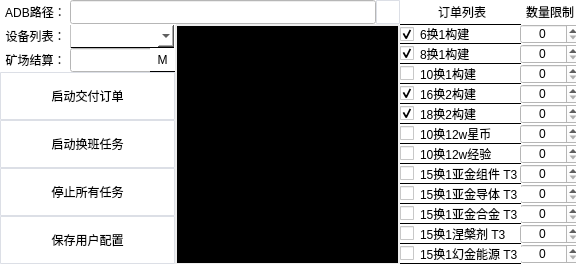
This is UI.ui in Amber-siley/JCZXAutoScript as Qt 5 draws it before an edit. The edited form follows.
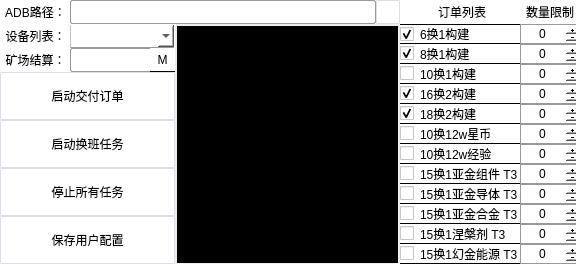
This is the edited form. Icons and pictures are not drawn.

Commit message: :sparkles:: 改进UI 添加一些轮子

What changed in the file:
```diff
--- a/UI.ui
+++ b/UI.ui
@@ -27,6 +27,16 @@
   </property>
   <property name="styleSheet">
    <string notr="true">QWidget {
+	color: black;
+	border: 1px;
+	background-color: white;
+}
+QLineEdit {
+	border: 1px solid rgb(153, 153, 153);
+	border-radius: 2px;
+}
+QSpinBox {
+	border: 1px solid rgb(153, 153, 153);
 	background-color: white;
 }</string>
   </property>
@@ -620,15 +630,12 @@
      <height>20</height>
     </rect>
    </property>
-   <property name="styleSheet">
-    <string notr="true">QSpinBox {
-	border-bottom: 1px solid black;
-	background-color: white;
-}</string>
-   </property>
    <property name="alignment">
     <set>Qt::AlignCenter</set>
    </property>
+   <property name="buttonSymbols">
+    <enum>QAbstractSpinBox::PlusMinus</enum>
+   </property>
   </widget>
   <widget class="QLabel" name="oder_num_label">
    <property name="geometry">
@@ -661,15 +668,12 @@
      <height>20</height>
     </rect>
    </property>
-   <property name="styleSheet">
-    <string notr="true">QSpinBox {
-	border-bottom: 1px solid black;
-	background-color: white;
-}</string>
-   </property>
    <property name="alignment">
     <set>Qt::AlignCenter</set>
    </property>
+   <property name="buttonSymbols">
+    <enum>QAbstractSpinBox::PlusMinus</enum>
+   </property>
   </widget>
   <widget class="QSpinBox" name="spinBox_3">
    <property name="geometry">
@@ -680,15 +684,12 @@
      <height>20</height>
     </rect>
    </property>
-   <property name="styleSheet">
-    <string notr="true">QSpinBox {
-	border-bottom: 1px solid black;
-	background-color: white;
-}</string>
-   </property>
    <property name="alignment">
     <set>Qt::AlignCenter</set>
    </property>
+   <property name="buttonSymbols">
+    <enum>QAbstractSpinBox::PlusMinus</enum>
+   </property>
   </widget>
   <widget class="QSpinBox" name="spinBox_4">
    <property name="geometry">
@@ -699,15 +700,12 @@
      <height>20</height>
     </rect>
    </property>
-   <property name="styleSheet">
-    <string notr="true">QSpinBox {
-	border-bottom: 1px solid black;
-	background-color: white;
-}</string>
-   </property>
    <property name="alignment">
     <set>Qt::AlignCenter</set>
    </property>
+   <property name="buttonSymbols">
+    <enum>QAbstractSpinBox::PlusMinus</enum>
+   </property>
   </widget>
   <widget class="QSpinBox" name="spinBox_5">
    <property name="geometry">
@@ -718,15 +716,12 @@
      <height>20</height>
     </rect>
    </property>
-   <property name="styleSheet">
-    <string notr="true">QSpinBox {
-	border-bottom: 1px solid black;
-	background-color: white;
-}</string>
-   </property>
    <property name="alignment">
     <set>Qt::AlignCenter</set>
    </property>
+   <property name="buttonSymbols">
+    <enum>QAbstractSpinBox::PlusMinus</enum>
+   </property>
   </widget>
   <widget class="QSpinBox" name="spinBox_6">
    <property name="geometry">
@@ -737,15 +732,12 @@
      <height>20</height>
     </rect>
    </property>
-   <property name="styleSheet">
-    <string notr="true">QSpinBox {
-	border-bottom: 1px solid black;
-	background-color: white;
-}</string>
-   </property>
    <property name="alignment">
     <set>Qt::AlignCenter</set>
    </property>
+   <property name="buttonSymbols">
+    <enum>QAbstractSpinBox::PlusMinus</enum>
+   </property>
   </widget>
   <widget class="QSpinBox" name="spinBox_7">
    <property name="geometry">
@@ -756,15 +748,12 @@
      <height>20</height>
     </rect>
    </property>
-   <property name="styleSheet">
-    <string notr="true">QSpinBox {
-	border-bottom: 1px solid black;
-	background-color: white;
-}</string>
-   </property>
    <property name="alignment">
     <set>Qt::AlignCenter</set>
    </property>
+   <property name="buttonSymbols">
+    <enum>QAbstractSpinBox::PlusMinus</enum>
+   </property>
   </widget>
   <widget class="QCheckBox" name="order_t3YJZJ_151_checkBox">
    <property name="geometry">
@@ -808,15 +797,12 @@
      <height>20</height>
     </rect>
    </property>
-   <property name="styleSheet">
-    <string notr="true">QSpinBox {
-	border-bottom: 1px solid black;
-	background-color: white;
-}</string>
-   </property>
    <property name="alignment">
     <set>Qt::AlignCenter</set>
    </property>
+   <property name="buttonSymbols">
+    <enum>QAbstractSpinBox::PlusMinus</enum>
+   </property>
   </widget>
   <widget class="QSpinBox" name="spinBox_9">
    <property name="geometry">
@@ -827,15 +813,12 @@
      <height>20</height>
     </rect>
    </property>
-   <property name="styleSheet">
-    <string notr="true">QSpinBox {
-	border-bottom: 1px solid black;
-	background-color: white;
-}</string>
-   </property>
    <property name="alignment">
     <set>Qt::AlignCenter</set>
    </property>
+   <property name="buttonSymbols">
+    <enum>QAbstractSpinBox::PlusMinus</enum>
+   </property>
   </widget>
   <widget class="QCheckBox" name="order_t3YJBDT_151_checkBox">
    <property name="geometry">
@@ -879,15 +862,12 @@
      <height>20</height>
     </rect>
    </property>
-   <property name="styleSheet">
-    <string notr="true">QSpinBox {
-	border-bottom: 1px solid black;
-	background-color: white;
-}</string>
-   </property>
    <property name="alignment">
     <set>Qt::AlignCenter</set>
    </property>
+   <property name="buttonSymbols">
+    <enum>QAbstractSpinBox::PlusMinus</enum>
+   </property>
   </widget>
   <widget class="QCheckBox" name="order_t3YJHJ_151_checkBox">
    <property name="geometry">
@@ -964,15 +944,12 @@
      <height>20</height>
     </rect>
    </property>
-   <property name="styleSheet">
-    <string notr="true">QSpinBox {
-	border-bottom: 1px solid black;
-	background-color: white;
-}</string>
-   </property>
    <property name="alignment">
     <set>Qt::AlignCenter</set>
    </property>
+   <property name="buttonSymbols">
+    <enum>QAbstractSpinBox::PlusMinus</enum>
+   </property>
   </widget>
   <widget class="QSpinBox" name="spinBox_12">
    <property name="geometry">
@@ -983,15 +960,12 @@
      <height>20</height>
     </rect>
    </property>
-   <property name="styleSheet">
-    <string notr="true">QSpinBox {
-	border-bottom: 1px solid black;
-	background-color: white;
-}</string>
-   </property>
    <property name="alignment">
     <set>Qt::AlignCenter</set>
    </property>
+   <property name="buttonSymbols">
+    <enum>QAbstractSpinBox::PlusMinus</enum>
+   </property>
   </widget>
   <widget class="QCheckBox" name="order_t3HJNY_151_checkBox">
    <property name="geometry">
@@ -1038,11 +1012,85 @@
    <property name="styleSheet">
     <string notr="true">QComboBox {
 	border: 1px solid white;
-	border-bottom: 1px solid black;
+	border-bottom: 1px solid rgb(153, 153, 153);
 	border-left: 1px solid rgb(195, 195, 195);
 }</string>
    </property>
   </widget>
+  <widget class="QPushButton" name="test_button">
+   <property name="geometry">
+    <rect>
+     <x>220</x>
+     <y>266</y>
+     <width>141</width>
+     <height>20</height>
+    </rect>
+   </property>
+   <property name="toolTip">
+    <string>test</string>
+   </property>
+   <property name="styleSheet">
+    <string notr="true">QPushButton {
+    background-color: #ffffff;
+    border: 1px solid #dcdfe6;
+    border-radius: 1px;
+}
+
+QPushButton:hover {
+    background-color: rgb(226, 255, 233);
+    color: #409eff;
+}
+
+QPushButton:pressed, QPushButton:checked {
+    border: 1px solid #3a8ee6;
+    color: #409eff;
+}</string>
+   </property>
+   <property name="text">
+    <string>test</string>
+   </property>
+  </widget>
+  <zorder>adb_path_label</zorder>
+  <zorder>adb_path_lineEdit</zorder>
+  <zorder>adb_devices_label</zorder>
+  <zorder>choice_adbpath_Button</zorder>
+  <zorder>authername_label</zorder>
+  <zorder>logger_Browser</zorder>
+  <zorder>quarry_time_label</zorder>
+  <zorder>quarry_time_lineEdit</zorder>
+  <zorder>minute_unit_label</zorder>
+  <zorder>save_config_Button</zorder>
+  <zorder>start_switch_work_Button</zorder>
+  <zorder>start_spend_order_Button</zorder>
+  <zorder>stop_all_task_Button</zorder>
+  <zorder>oder_list_label</zorder>
+  <zorder>order_build61_checkBox</zorder>
+  <zorder>order_build81_checkBox</zorder>
+  <zorder>order_build162_checkBox</zorder>
+  <zorder>order_build182_checkBox</zorder>
+  <zorder>order_build101_checkBox</zorder>
+  <zorder>order_coin1012w_checkBox</zorder>
+  <zorder>order_exp1012w_checkBox</zorder>
+  <zorder>oder_num_label</zorder>
+  <zorder>order_t3YJZJ_151_checkBox</zorder>
+  <zorder>order_t3YJBDT_151_checkBox</zorder>
+  <zorder>order_t3YJHJ_151_checkBox</zorder>
+  <zorder>order_t3NPJ_151_checkBox</zorder>
+  <zorder>order_t3HJNY_151_checkBox</zorder>
+  <zorder>adb_devices_comboBox</zorder>
+  <zorder>test_button</zorder>
+  <zorder>spinBox_12</zorder>
+  <zorder>spinBox_11</zorder>
+  <zorder>spinBox_10</zorder>
+  <zorder>spinBox_9</zorder>
+  <zorder>spinBox_8</zorder>
+  <zorder>spinBox_7</zorder>
+  <zorder>spinBox_6</zorder>
+  <zorder>spinBox_5</zorder>
+  <zorder>spinBox_4</zorder>
+  <zorder>spinBox_3</zorder>
+  <zorder>spinBox_2</zorder>
+  <zorder>spinBox</zorder>
  </widget>
  <resources/>
  <connections/>
```
The commit also changes 2 other files.
